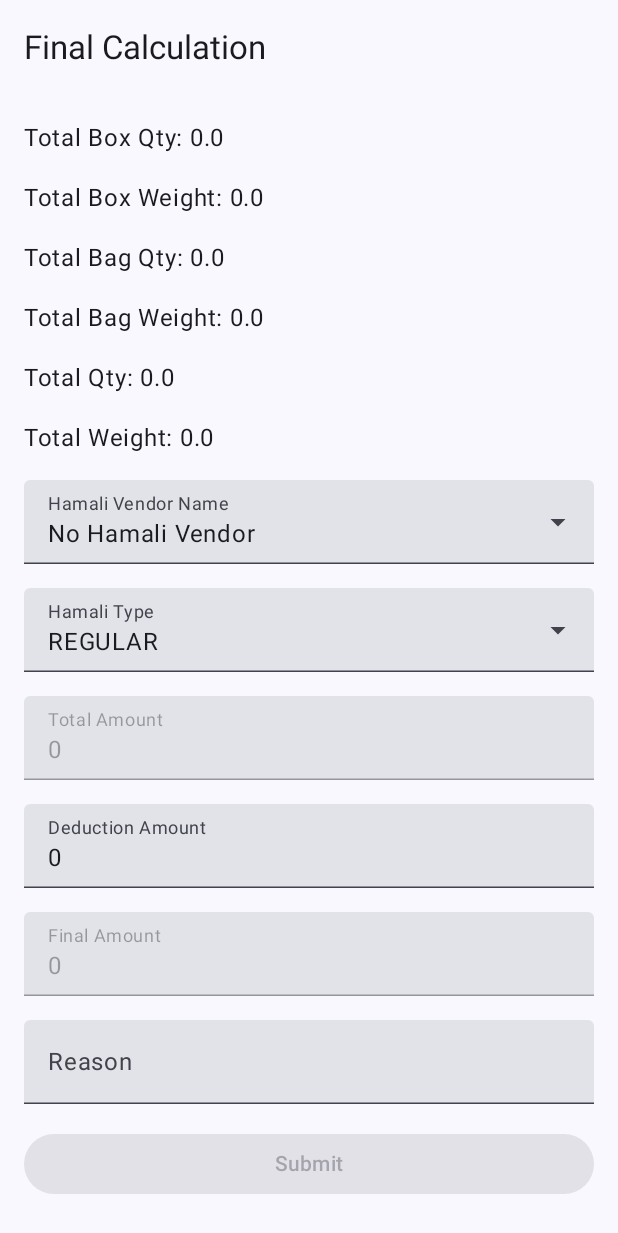
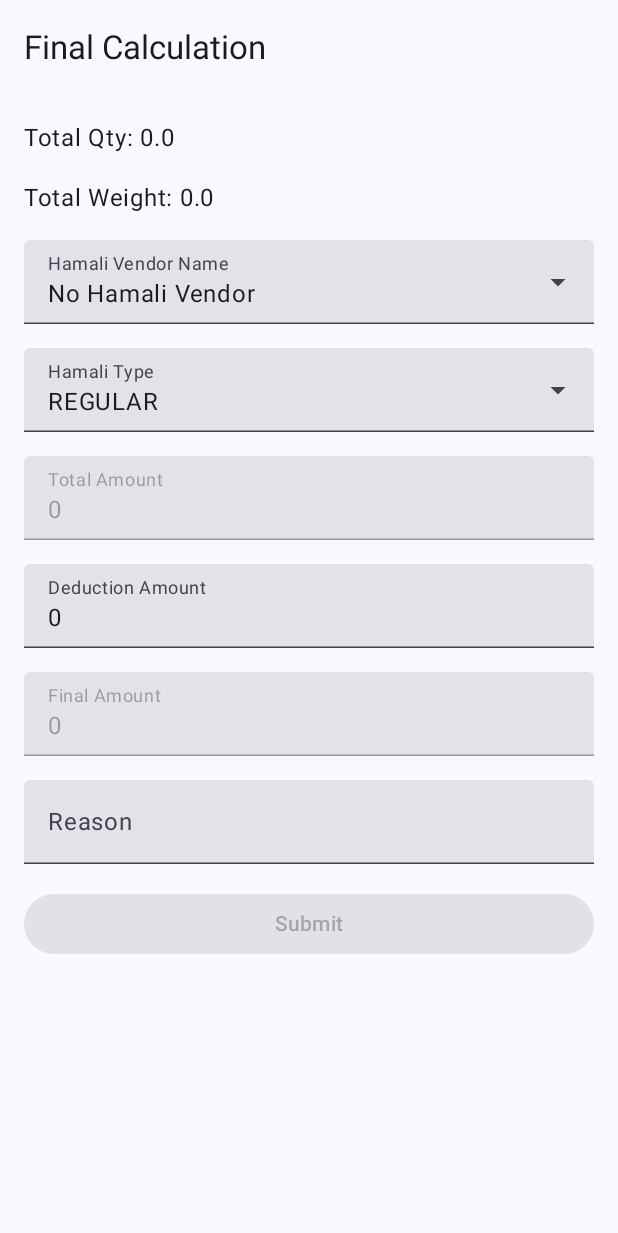
Before and after one commit to manoj2000-crypto/InOutStockerApp, an Android app built with Jetpack Compose: the composable FinalCalculationForInwardScreen called with empty values, on a phone screen of 412 x 824 dp. Shown: the top 1233 px of the screen. Run offline under Robolectric (Android 15) with nearby library versions, the phone set to English and light mode, and no system bars.

Commit message:
Refactor: Improved Hamali Rate Calculation and UI in Inward Screen
-   Refined the hamali rate calculation logic to consider both box/bag quantities and weights separately.
-   Adjusted the hamali calculation based on REGULAR and CROSSING types.
- Removed `Total Box Qty`, `Total Box Weight`, `Total Bag Qty`, and `Total Bag Weight` text fields.
- Updated logic for hamali rate fetching and applied rates accordingly.

```diff
--- a/app/src/main/java/com/example/inoutstocker/FinalCalculationForInwardScreen.kt
+++ b/app/src/main/java/com/example/inoutstocker/FinalCalculationForInwardScreen.kt
@@ -162,36 +162,6 @@ fun FinalCalculationForInwardScreen(
     Log.d("FinalCalculationScreen", "PRN/THC: $decodedPrnOrThc")
     Log.d("FinalCalculationScreen", "Username: $username, Depot: $depot")
 
-
-//    LaunchedEffect(hamaliVendorName, hamaliType) {
-//        if (hamaliVendorName.isNotEmpty() && hamaliType.isNotEmpty()) {
-//            fetchHamaliRates(
-//                hamaliVendorName, depot
-//            ) { regular, crossing, regularBag, crossingBag ->
-//                val rate = when (hamaliType) {
-//                    "REGULAR" -> if (regular > 0) regular else regularBag
-//                    "CROSSING" -> if (crossing > 0) crossing else crossingBag
-//                    else -> 0.0
-//                }
-//
-//                // Calculate Total Amount
-//                val boxQty = totalQty
-//                val weightInTons = totalWeight / 1000 // Convert weight to tons
-//                val totalBoxCost = boxQty * rate
-//                val totalBagCost = weightInTons * rate
-//                totalAmount = (totalBoxCost + totalBagCost).toInt()
-//
-//                // Update Final Amount based on deductions
-//                finalAmount = totalAmount - (deductionAmount.toIntOrNull() ?: 0)
-//
-//                Log.d(
-//                    "HamaliCalculation",
-//                    "Rate: $rate, Total Amount: $totalAmount, Final Amount: $finalAmount"
-//                )
-//            }
-//        }
-//    }
-
     LaunchedEffect(hamaliVendorName, hamaliType) {
         if (hamaliVendorName.isNotEmpty() && hamaliType.isNotEmpty()) {
             fetchHamaliRates(
@@ -251,18 +221,18 @@ fun FinalCalculationForInwardScreen(
                 .fillMaxSize(),
             verticalArrangement = Arrangement.spacedBy(16.dp)
         ) {
-            item {
-                Text("Total Box Qty: $totalBoxQty")
-            }
-            item {
-                Text("Total Box Weight: $totalBoxWeight")
-            }
-            item {
-                Text("Total Bag Qty: $totalBagQty")
-            }
-            item {
-                Text("Total Bag Weight: $totalBagWeight")
-            }
+//            item {
+//                Text("Total Box Qty: $totalBoxQty")
+//            }
+//            item {
+//                Text("Total Box Weight: $totalBoxWeight")
+//            }
+//            item {
+//                Text("Total Bag Qty: $totalBagQty")
+//            }
+//            item {
+//                Text("Total Bag Weight: $totalBagWeight")
+//            }
 
             item {
                 Text("Total Qty: $totalAllQtySum")
```
